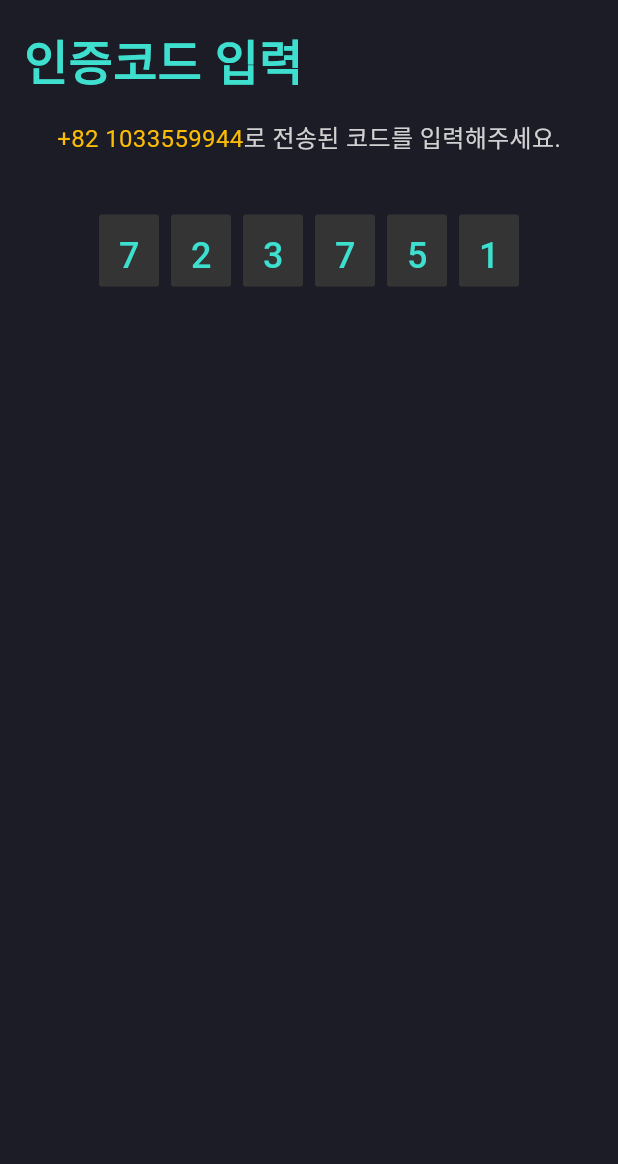
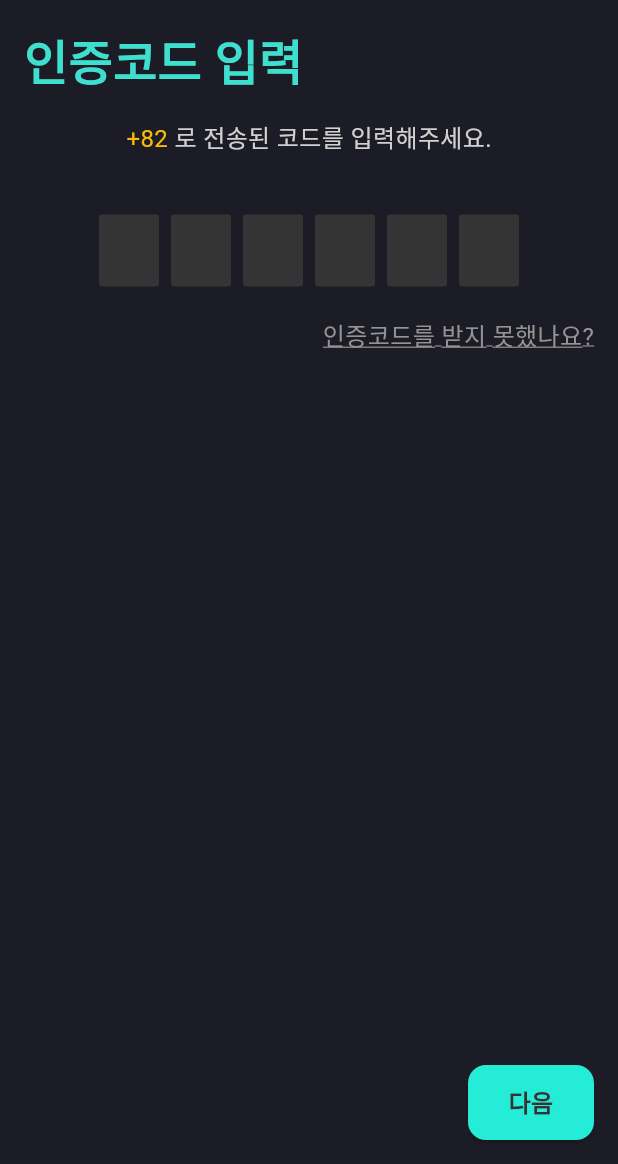
Before and after one commit to kdkcom1234/mintb-poc, a Flutter app: the PhoneVerification screen opened by its route, after a tap on "인증메시지 전송", on a phone screen of 412 x 824 dp, the part 72-1236 px from its top. Run offline on Flutter 3.47's test engine with Material 2 defaults, Android fonts, the phone set to English and light mode, and no system bars; our stand-ins replace cloud_firestore, firebase_auth, firebase_core, google_sign_in; accounts and stored records are empty; Roboto replaces fonts that are missing (Pretendard); project files that could hold a hidden picture were left out.

Commit message:
인증번호 입력까지

```diff
--- a/mintb-poc-app/lib/screens/auth/phone_verfication_code.dart
+++ b/mintb-poc-app/lib/screens/auth/phone_verfication_code.dart
@@ -15,15 +15,21 @@ class PhoneVerificationCode extends StatefulWidget {
 class _PhoneVerificationCodeState extends State<PhoneVerificationCode> {
   final codes = ["7", "2", "3", "7", "5", "1"];
   final List<TextEditingController> codeControllers = [];
+  final List<FocusNode> codeFocusNodes = [];
+
+  @override
+  void initState() {
+    for (final (index, code) in codes.indexed) {
+      final controller = TextEditingController();
+      final focusNode = FocusNode();
+      // controller.text = code;
+      codeControllers.add(controller);
+      codeFocusNodes.add(focusNode);
+    }
+  }
 
   @override
   Widget build(BuildContext context) {
-    for (final (index, code) in codes.indexed) {
-      final controller = TextEditingController();
-      controller.text = code;
-      codeControllers.add(controller);
-    }
-
     // countryCode, phone
     final Map<String, String> args =
         ModalRoute.of(context)!.settings.arguments as Map<String, String>;
@@ -125,9 +131,66 @@ class _PhoneVerificationCodeState extends State<PhoneVerificationCode> {
                         FilteringTextInputFormatter.digitsOnly
                       ],
                       controller: codeControllers[index],
+                      focusNode: codeFocusNodes[index],
+                      onChanged: (text) {
+                        if (text.isNotEmpty && index < codes.length - 1) {
+                          codeFocusNodes[index + 1].requestFocus();
+                        }
+                      },
                     ),
                   )
               ])
+              /* -- notice */
+              ,
+              const Row(
+                mainAxisAlignment: MainAxisAlignment.end,
+                children: [
+                  Padding(
+                    padding: EdgeInsets.only(top: 24, right: 16),
+                    child: Text(
+                      '인증코드를 받지 못했나요?',
+                      style: TextStyle(
+                        color: Color(0xFF949494),
+                        fontSize: 16,
+                        fontFamily: 'Pretendard',
+                        fontWeight: FontWeight.w400,
+                        decoration: TextDecoration.underline,
+                        decorationColor: Color(0xFF949494),
+                        height: 1,
+                      ),
+                    ),
+                  ),
+                ],
+              ),
+              Expanded(
+                  child: Row(
+                crossAxisAlignment: CrossAxisAlignment.end,
+                mainAxisAlignment: MainAxisAlignment.end,
+                children: [
+                  Container(
+                    padding: const EdgeInsets.only(right: 16, bottom: 16),
+                    width: 100,
+                    child: ElevatedButton(
+                      style: ElevatedButton.styleFrom(
+                          minimumSize: const Size.fromHeight(50),
+                          backgroundColor: const Color(0xFF25ECD7),
+                          shape: RoundedRectangleBorder(
+                              borderRadius: BorderRadius.circular(12))),
+                      onPressed: () {},
+                      child: const Text(
+                        '다음',
+                        textAlign: TextAlign.center,
+                        style: TextStyle(
+                          color: Color(0xFF343434),
+                          fontSize: 16,
+                          fontFamily: 'Pretendard',
+                          fontWeight: FontWeight.w700,
+                        ),
+                      ),
+                    ),
+                  )
+                ],
+              ))
             ]))));
   }
 }
--- a/mintb-poc-app/lib/screens/auth/phone_verification.dart
+++ b/mintb-poc-app/lib/screens/auth/phone_verification.dart
@@ -18,9 +18,12 @@ class _PhoneVerificationState extends State<PhoneVerification> {
   var countryCode = "+82";
 
   @override
+  void initState() {
+    // phoneTextController.text = "1033559944";
+  }
+
+  @override
   Widget build(BuildContext context) {
-    phoneTextController.text = "1033559944";
-
     return Scaffold(
       body: Container(
           decoration: const BoxDecoration(color: Color(0xFF1C1C26)),
```
